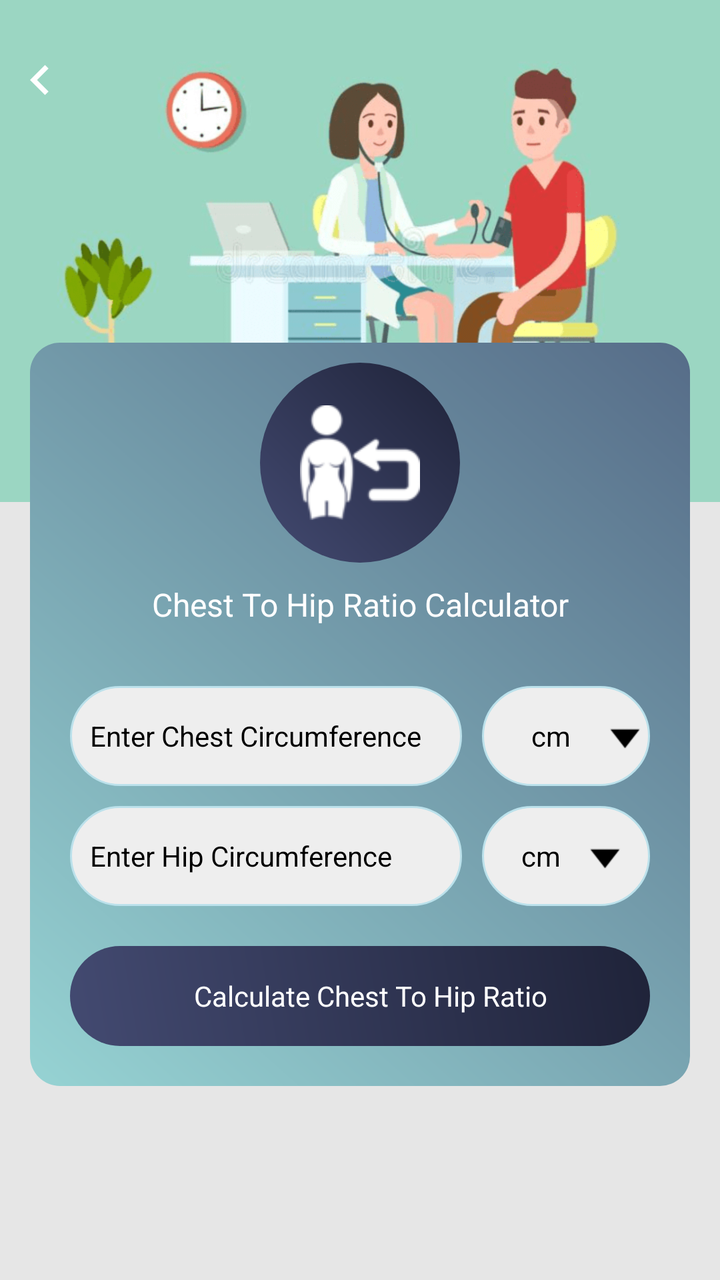
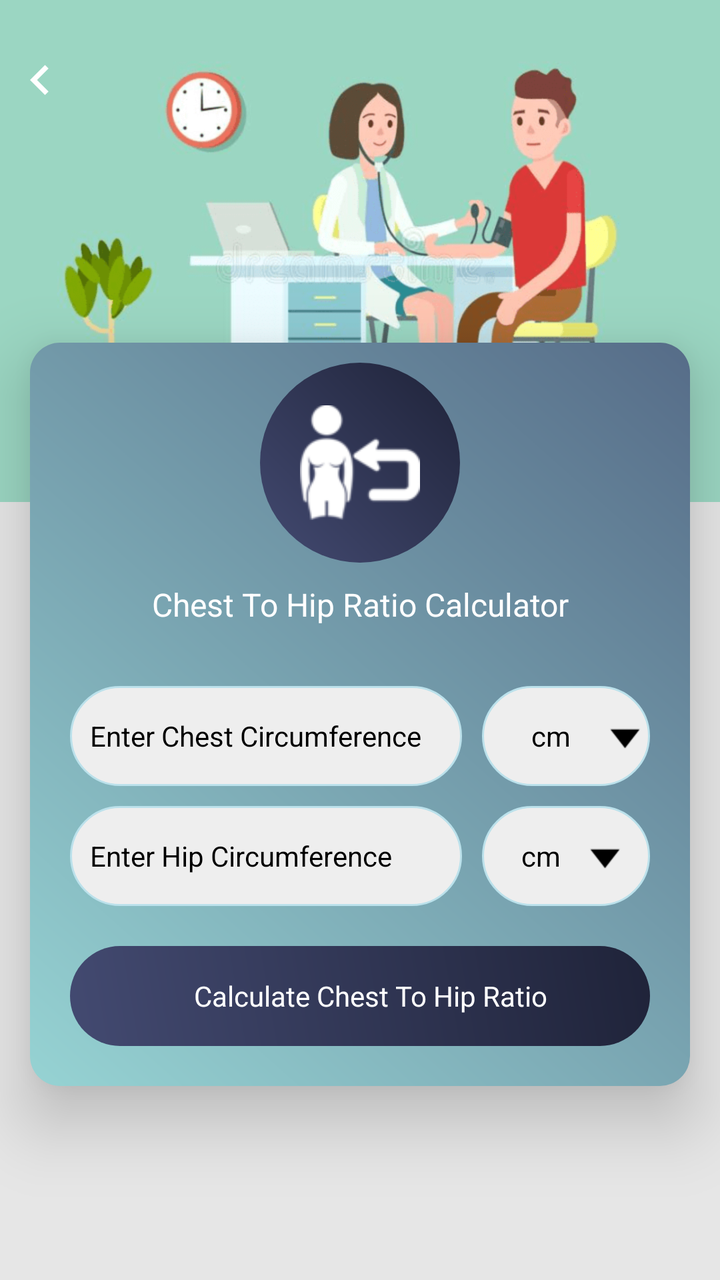

Two renders of the same Android screen: before a commit and after it. Below are the layout's source before the change and the commit's diff.
<!-- AndroidManifest.xml: application theme AppTheme -->
<!-- res/layout/chest_hip_ratio.xml -->
<?xml version="1.0" encoding="utf-8"?>
<RelativeLayout xmlns:android="http://schemas.android.com/apk/res/android"
    xmlns:aapt="http://schemas.android.com/aapt"
    xmlns:app="http://schemas.android.com/apk/res-auto"
    android:layout_width="match_parent"
    android:layout_height="match_parent"
    android:background="@color/gray_color"
    android:orientation="vertical">


    <RelativeLayout
        android:id="@+id/banner"
        android:layout_width="match_parent"
        android:layout_height="wrap_content"
        android:background="@mipmap/calculator_banner_2">

    </RelativeLayout>
    <ImageView
        android:id="@+id/iv_back"
        android:layout_width="40dp"
        android:layout_height="40dp"
        android:layout_alignParentLeft="true"
        android:layout_alignParentTop="true"
        android:layout_marginTop="20dp"
        android:padding="5dp"
        android:src="@drawable/ic_chevron_left_white_24dp" />



    <LinearLayout
        android:id="@+id/cardviewone"
        android:layout_marginBottom="60dp"
        android:layout_width="match_parent"
        android:layout_height="wrap_content"
        android:layout_marginLeft="@dimen/text_15"
        android:layout_below="@+id/banner"
        android:layout_marginTop="-80dp"
        android:layout_marginRight="@dimen/text_15"
        android:orientation="horizontal"
        android:background="@drawable/a2_grad_black"
        app:cardElevation="20dip">



    <ScrollView
        android:layout_width="match_parent"
        android:layout_height="wrap_content"
        android:layout_above="@+id/normal_ad_include"
        android:layout_below="@+id/tv_chest_to_hip">

        <LinearLayout
            android:layout_width="match_parent"
            android:layout_height="wrap_content"
            android:orientation="vertical">


            <RelativeLayout
                android:layout_width="match_parent"
                android:layout_above="@+id/cardviewone"
android:layout_marginTop="10dp"
                android:layout_height="wrap_content">
                <RelativeLayout
                    android:id="@+id/rel12"
                    android:layout_width="100dp"
                    android:layout_centerInParent="true"
                    android:background="@drawable/a3_grad"
                    android:layout_height="100dp">

                    <ImageView
                        android:id="@+id/iv_chest_to_hip"
                        android:layout_width="60dp"
                        android:layout_height="60dp"
                        android:layout_centerHorizontal="true"
                        android:layout_centerInParent="true"
                        android:src="@drawable/img_chest_to_hip_ratio" />
                </RelativeLayout>
            </RelativeLayout>


            <TextView
                android:id="@+id/tv_chest_to_hip"
                android:layout_width="match_parent"
                android:layout_height="wrap_content"
                android:layout_below="@+id/rel12"
                android:textAlignment="center"
                android:layout_centerHorizontal="true"
                android:layout_margin="10dp"
                android:text="@string/chr"
                android:textColor="@color/white"
                android:textSize="@dimen/textsize_16" />
            
            <LinearLayout
                android:id="@+id/ll_bmi"
                android:layout_width="match_parent"
                android:layout_height="wrap_content"
                android:layout_centerInParent="true"
                android:layout_margin="20dp"
                android:orientation="vertical">

                <LinearLayout
                    android:layout_width="match_parent"
                    android:layout_height="wrap_content"
                    android:layout_centerInParent="true"
                    android:orientation="horizontal"
                    android:weightSum="10">

                    <EditText
                        android:id="@+id/et_height"
                        android:layout_width="0dp"
                        android:layout_height="50dp"
                        android:layout_weight="7"
                        android:background="@drawable/corner2"
                        android:hint="@string/enter_chest"
                        android:imeOptions="actionPrevious"
                        android:inputType="numberDecimal"
                        android:paddingLeft="10dp"
                        android:textColor="@color/black"
                        android:textColorHint="@color/black"
                        android:textSize="@dimen/textsize_14" />

                    <TextView
                        android:id="@+id/tv_heightunit"
                        android:layout_width="0dp"
                        android:layout_height="match_parent"
                        android:layout_marginLeft="10dp"
                        android:layout_weight="3"
                        android:background="@drawable/corner2"
                        android:drawableRight="@mipmap/down"
                        android:gravity="center"
                        android:paddingLeft="10dp"
                        android:text="@string/cm"
                        android:textColor="@color/black"
                        android:textColorHint="@color/black"
                        android:textSize="@dimen/textsize_14" />
                </LinearLayout>

                <LinearLayout
                    android:layout_width="match_parent"
                    android:layout_height="wrap_content"
                    android:layout_centerInParent="true"
                    android:layout_marginTop="10dp"
                    android:orientation="horizontal"
                    android:weightSum="10">

                    <EditText
                        android:id="@+id/et_weight"
                        android:layout_width="0dp"
                        android:layout_height="50dp"
                        android:layout_weight="7"
                        android:background="@drawable/corner2"
                        android:hint="@string/enter_hip"
                        android:imeOptions="actionPrevious"
                        android:inputType="numberDecimal"
                        android:paddingLeft="10dp"
                        android:textColor="@color/black"
                        android:textColorHint="@color/black"
                        android:textSize="@dimen/textsize_14" />

                    <TextView
                        android:id="@+id/tv_weightunit"
                        android:layout_width="0dp"
                        android:layout_height="match_parent"
                        android:layout_marginLeft="10dp"
                        android:layout_weight="3"
                        android:background="@drawable/corner2"
                        android:drawableRight="@mipmap/down"
                        android:gravity="center"
                        android:padding="10dp"
                        android:paddingLeft="10dp"
                        android:text="@string/cm"
                        android:textColor="@color/black"
                        android:textColorHint="@color/black"
                        android:textSize="@dimen/textsize_14" />
                </LinearLayout>

                <LinearLayout
                    android:id="@+id/llbodyfat"
                    android:layout_width="match_parent"
                    android:layout_height="50dp"
                    android:layout_marginTop="10dp"
                    android:orientation="horizontal"
                    android:visibility="gone">

                    <TextView
                        android:id="@+id/tv_genderunit"
                        android:layout_width="0dp"
                        android:layout_height="match_parent"
                        android:layout_weight="7"
                        android:background="@drawable/corner2"
                        android:gravity="center"
                        android:inputType="numberDecimal"
                        android:paddingLeft="10dp"
                        android:text="@string/Male"
                        android:textColor="@color/black"
                        android:textColorHint="@color/black"
                        android:textSize="@dimen/textsize_14"
                        android:visibility="gone" />

                    <TextView
                        android:id="@+id/tv_gender"
                        android:layout_width="0dp"
                        android:layout_height="match_parent"
                        android:layout_weight="3"
                        android:background="@drawable/corner2"
                        android:drawableRight="@drawable/down_arrow"
                        android:gravity="center"
                        android:padding="10dp"
                        android:paddingLeft="10dp"
                        android:text="@string/Male"
                        android:textColor="@color/black"
                        android:textColorHint="@color/black"
                        android:textSize="@dimen/textsize_14" />
                </LinearLayout>

                <TextView
                    android:id="@+id/tv_search_whr"
                    android:layout_width="match_parent"
                    android:layout_height="50dp"
                    android:layout_marginTop="20dp"
                    android:background="@drawable/a3_grad"
                    android:gravity="center"
                    android:paddingLeft="10dp"
                    android:text="@string/calculate_chr"
                    android:textColor="@color/white"
                    android:textColorHint="@color/white"
                    android:textSize="@dimen/textsize_14" />
            </LinearLayout>
        </LinearLayout>
    </ScrollView>
    
    </LinearLayout>

    <LinearLayout
        android:id="@+id/normal_ad_include"
        android:layout_width="match_parent"
        android:layout_height="wrap_content"
        android:orientation="vertical"
        android:gravity="center"
        android:layout_alignParentBottom="true"/>
</RelativeLayout>
<!-- resources referenced by this layout -->
<resources>
  <color name="black">#000000</color>
  <color name="gray_color">#E6E6E6</color>
  <color name="white">#ffffff</color>
  <dimen name="text_15">15sp</dimen>
  <dimen name="textsize_14">14sp</dimen>
  <dimen name="textsize_16">16sp</dimen>
  <!-- drawable a2_grad_black (drawable) -->
  <?xml version="1.0" encoding="utf-8"?>
  <shape xmlns:android="http://schemas.android.com/apk/res/android">
      <gradient
          android:angle="225"
          android:endColor="#96D3D3"
          android:startColor="#566C88" />
  
      <corners android:radius="15dp"/>
  
  </shape>
  <!-- drawable a3_grad (drawable) -->
  <?xml version="1.0" encoding="utf-8"?>
  <shape xmlns:android="http://schemas.android.com/apk/res/android">
  <gradient
      android:angle="225"
      android:endColor="#434A71"
      android:startColor="#1F2339" />
  
  <corners android:radius="200dp"/>
  
  </shape>
  <!-- drawable corner2 (drawable) -->
  <?xml version="1.0" encoding="utf-8"?>
  <shape xmlns:android="http://schemas.android.com/apk/res/android"
      android:shape="rectangle">
  
  
      <stroke
          android:width="1dp"
          android:color="#BBE1EB"/>
  
      <corners android:radius="200dp"/>
  
      <solid
          android:color="#EEEEEE"/>
  
  </shape>
  <!-- drawable down_arrow: png bitmap (drawable, 153 bytes) -->
  <!-- drawable ic_chevron_left_white_24dp (drawable) -->
  <vector android:height="24dp" android:tint="#FFFFFF"
      android:viewportHeight="24" android:viewportWidth="24"
      android:width="24dp" xmlns:android="http://schemas.android.com/apk/res/android">
      <path android:fillColor="@android:color/white" android:pathData="M15.41,7.41L14,6l-6,6 6,6 1.41,-1.41L10.83,12z"/>
  </vector>
  <!-- drawable img_chest_to_hip_ratio: png bitmap (drawable, 1857 bytes) -->
  <!-- mipmap calculator_banner_2: png bitmap (mipmap-xhdpi, 70074 bytes) -->
  <!-- mipmap down: png bitmap (mipmap-xhdpi, 325 bytes) -->
  <string name="Male">Male</string>
  <string name="calculate_chr">Calculate Chest To Hip Ratio</string>
  <string name="chr">Chest To Hip Ratio Calculator</string>
  <string name="cm">cm</string>
  <string name="enter_chest">Enter Chest Circumference</string>
  <string name="enter_hip">Enter Hip Circumference</string>
  <style name="AppTheme" parent="Theme.AppCompat.Light.DarkActionBar">
          
          <item name="colorPrimary">@color/colorPrimary</item>
          <item name="colorPrimaryDark">@color/colorPrimaryDark</item>
          <item name="colorAccent">@color/colorAccent</item>
      </style>
  <color name="colorPrimary">#434A71</color>
  <color name="colorPrimaryDark">#1F2339</color>
  <color name="colorAccent">#1F2339</color>
</resources>

<!-- the commit's change to res/layout/chest_hip_ratio.xml (unified diff, before → after) -->
@@ -38,7 +38,7 @@
         android:layout_marginRight="@dimen/text_15"
         android:orientation="horizontal"
         android:background="@drawable/a2_grad_black"
-        app:cardElevation="20dip">
+        android:elevation="20dp">
 
 
 
